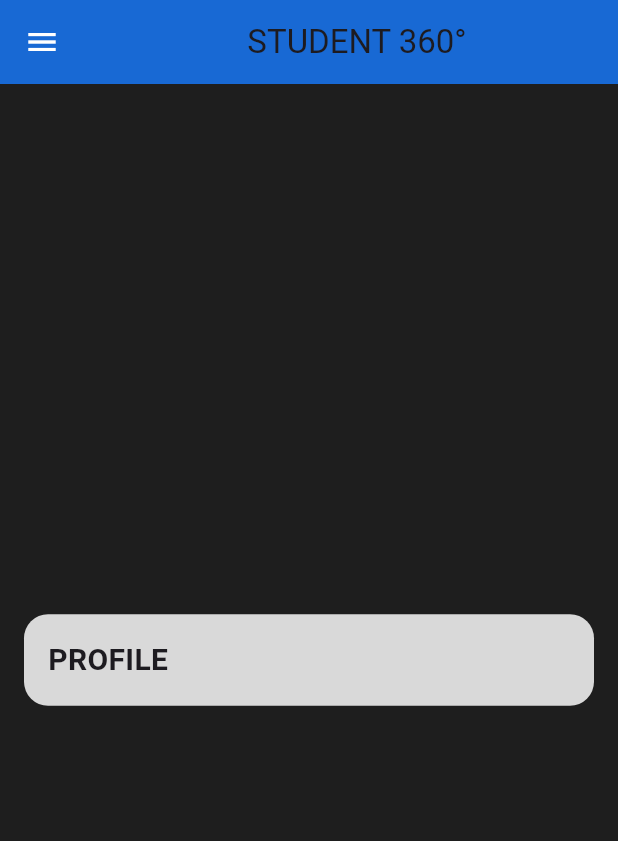
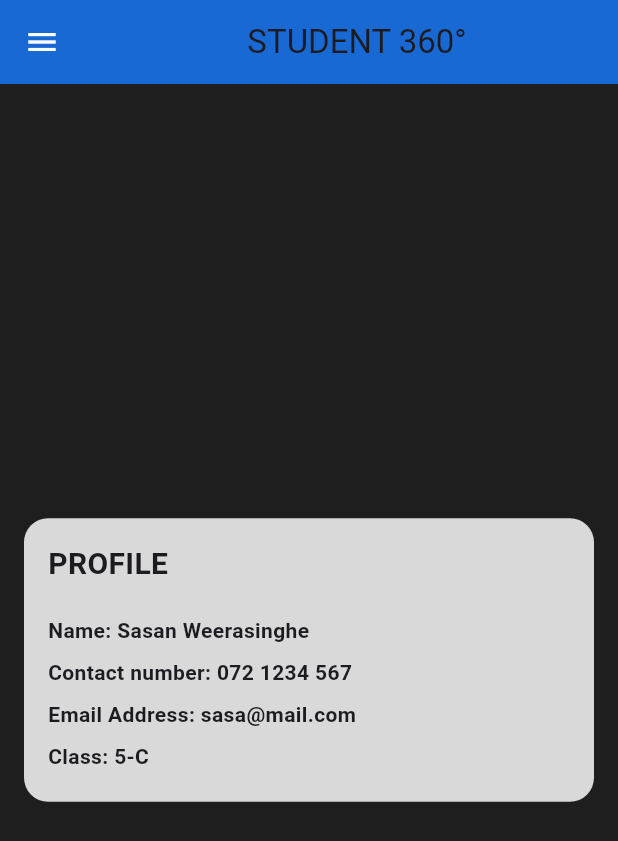
Before and after one commit to Dimath-Ranasinghe/Student_360, a Flutter app: the screen it shows after launch, on a phone screen of 412 x 824 dp. Shown: the top 841 px of the screen. Run offline on Flutter 3.47's test engine with Material 3 defaults, Android fonts, the phone set to English and light mode, and no system bars.

Commit message:
Profile card modified

```diff
--- a/lib/profile_screen.dart
+++ b/lib/profile_screen.dart
@@ -43,6 +43,11 @@ fontWeight: FontWeight.bold,
 ),
 ),
 
+SizedBox(height: 16),
+ProfileDetail(title: "Name", value: "Sasan Weerasinghe"),
+ProfileDetail(title: "Contact number", value: "072 1234 567"),
+ProfileDetail(title: "Email Address", value: "sasa@mail.com"),
+ProfileDetail(title: "Class", value: "5-C"),
 ],
 ),
 ),
```
